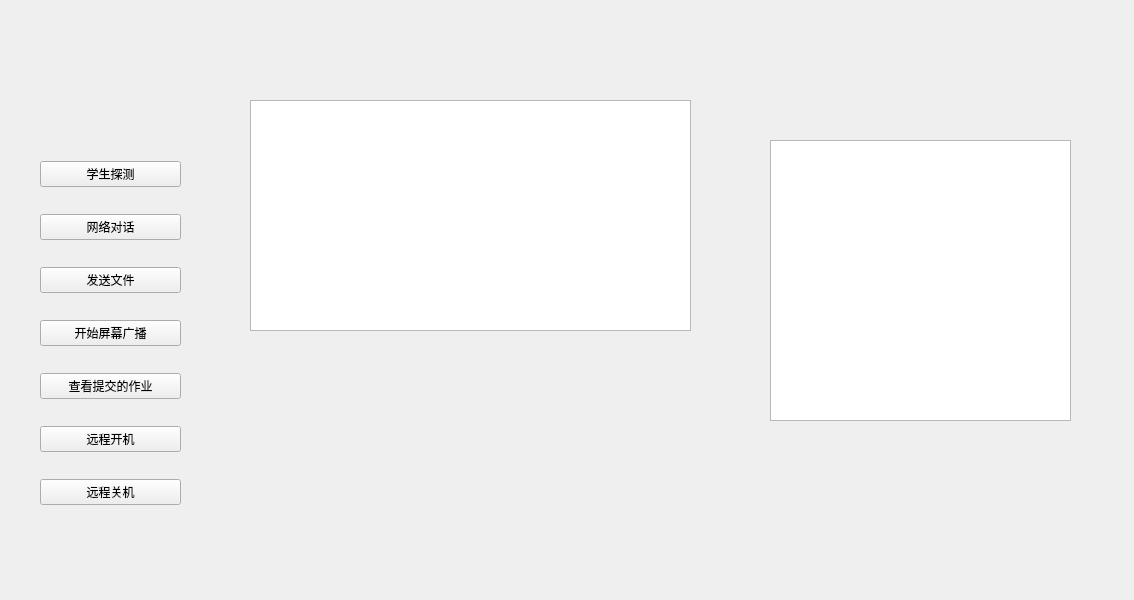
Above: widget.ui from hzy-gitting/DMTJX-Teacher before the change. Below: the same form after it.
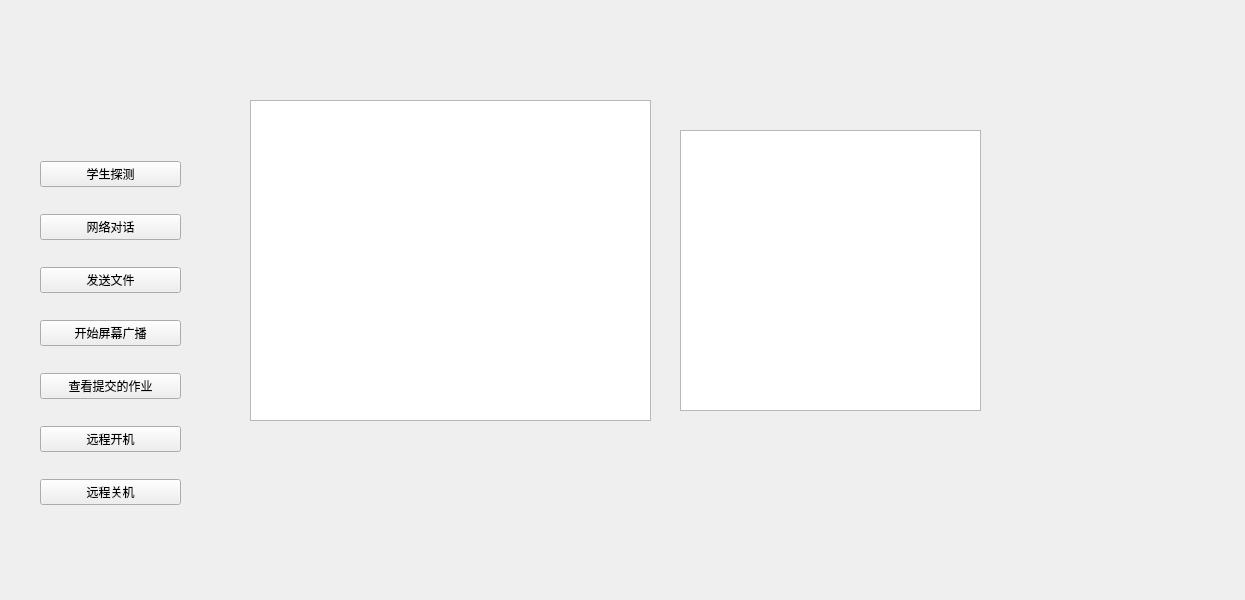
That is the form after the change.

```diff
--- a/widget.ui
+++ b/widget.ui
@@ -6,7 +6,7 @@
    <rect>
     <x>0</x>
     <y>0</y>
-    <width>1134</width>
+    <width>1245</width>
     <height>600</height>
    </rect>
   </property>
@@ -18,16 +18,16 @@
     <rect>
      <x>250</x>
      <y>100</y>
-     <width>441</width>
-     <height>231</height>
+     <width>401</width>
+     <height>321</height>
     </rect>
    </property>
   </widget>
   <widget class="QListWidget" name="listWidget">
    <property name="geometry">
     <rect>
-     <x>770</x>
-     <y>140</y>
+     <x>680</x>
+     <y>130</y>
      <width>301</width>
      <height>281</height>
     </rect>
```
Left out of the diff: 2 changed lines with no effect on the pictures.
